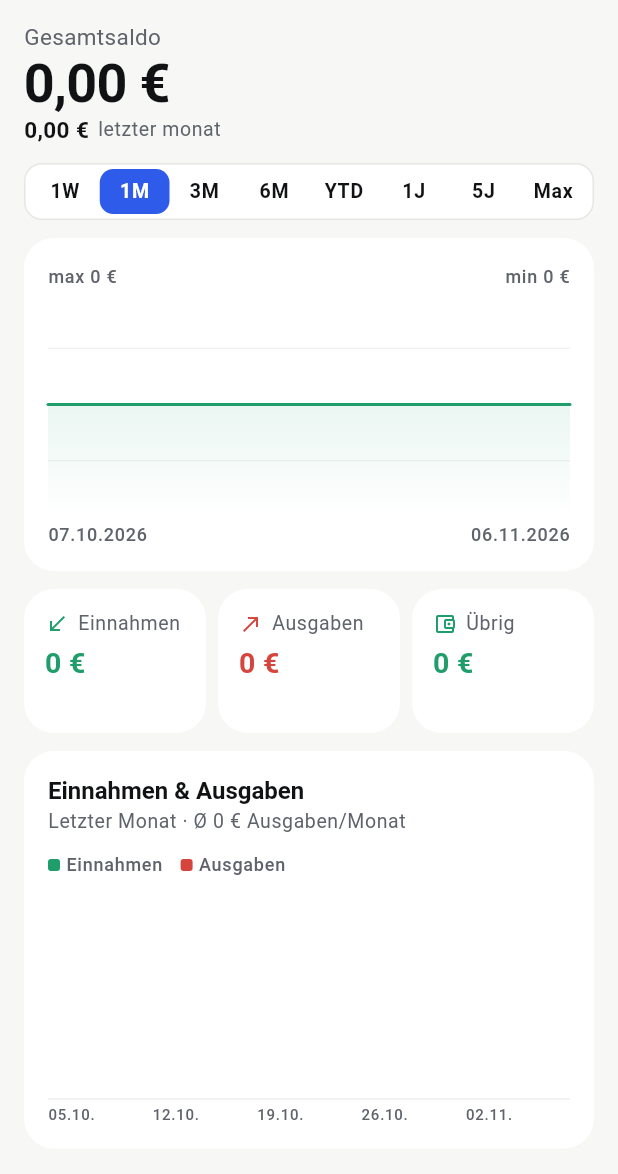
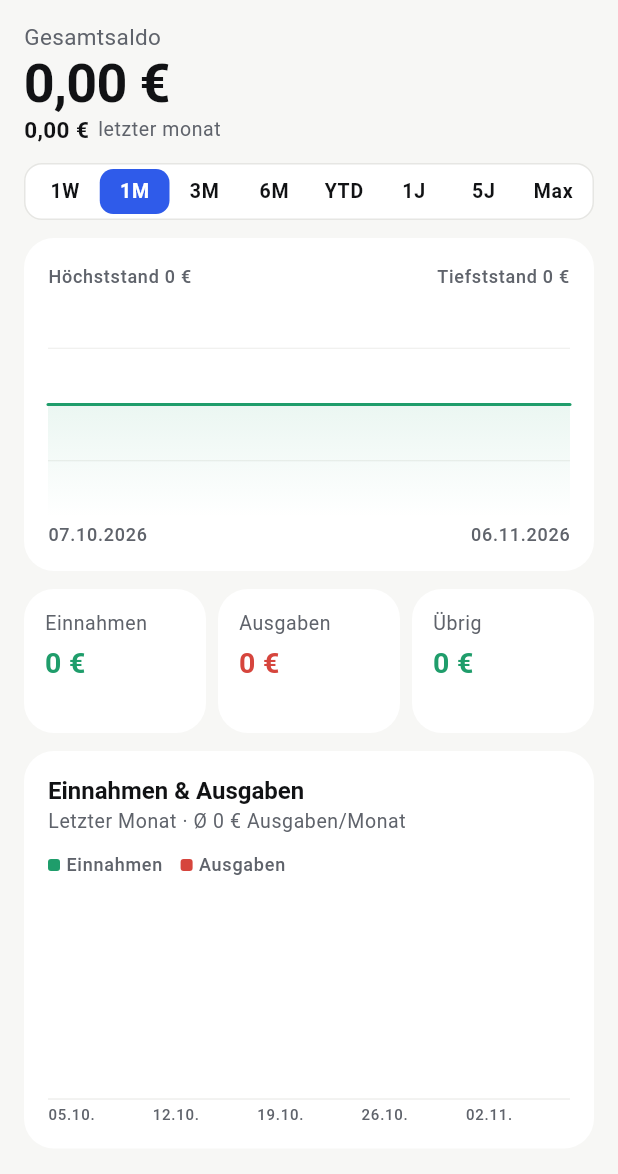
Before and after one commit to Baum97/vielnanzen, a Flutter app: the HomeTab screen opened directly, on a phone screen of 412 x 824 dp, the part 62-1236 px from its top. Run offline on Flutter 3.47's test engine with Material 3 defaults, Android fonts, the phone set to English and light mode, and no system bars; our stand-ins replace file_picker, flutter_riverpod, flutter_secure_storage, local_auth, share_plus, shared_preferences; missing offline and left inert: cryptography, fints; accounts and stored records are empty.

Commit message:
Android/iOS-Konfiguration, App-Icon, CI-Builds, Feinschliff
- Android: INTERNET- und Biometrie-Berechtigung, FlutterFragmentActivity
  (für local_auth), Auto-Backup aus, Release-Signatur über key.properties
- iOS: App-Name, Face-ID-Begründung
- Eigenes App-Icon für Android, iOS und Web
- CI: Analyse + Tests, Android-APK als Artefakt, iOS-Build ohne Signatur
- UI: Beträge mit Tausenderpunkt, lesbare Kacheln auf kleinen Displays,
  Auswahl in Akzentfarbe, kürzere Vertragsnamen
- README und Datenschutzerklärung aktualisiert

Co-Authored-By: Claude Opus 5.5 <noreply@anthropic.com>
Claude-Session: https://claude.ai/code/session_01Ay4ZtSHeTNomh7JPcNrPn1

```diff
--- a/lib/core/engine/contracts.dart
+++ b/lib/core/engine/contracts.dart
@@ -137,6 +137,9 @@ class ContractDetector {
   static String? _purposeHint(String purpose) {
     final cleaned = purpose
         .replaceAll(RegExp(r'(EREF|MREF|CRED|SVWZ|KREF)\+\S*', caseSensitive: false), ' ')
+        .replaceAll(
+            RegExp(r'\b(abschlag|abschlagszahlung|beitrag|rechnung|rg|zahlung|lastschrift|kundennr|kd-nr|vertrag|nr|monatsabo|abo)\b\.?', caseSensitive: false),
+            ' ')
         .replaceAll(RegExp(r'\d[\d./-]*'), ' ')
         .replaceAll(RegExp(r'\s+'), ' ')
         .trim();
--- a/lib/ui/charts.dart
+++ b/lib/ui/charts.dart
@@ -59,9 +59,17 @@ class _BalanceChartState extends ConsumerState<BalanceChart> {
           height: 20,
           child: idx == null
               ? Row(children: [
-                  Text('max ${AmountFormat.compact(maxV, discreet: discreet)}', style: theme.textTheme.labelSmall?.copyWith(color: theme.colorScheme.secondary)),
-                  const Spacer(),
-                  Text('min ${AmountFormat.compact(minV, discreet: discreet)}', style: theme.textTheme.labelSmall?.copyWith(color: theme.colorScheme.secondary)),
+                  Expanded(
+                    child: Text('Höchststand ${AmountFormat.compact(maxV, discreet: discreet)}',
+                        maxLines: 1, overflow: TextOverflow.ellipsis, style: theme.textTheme.labelSmall?.copyWith(color: theme.colorScheme.secondary)),
+                  ),
+                  Expanded(
+                    child: Text('Tiefststand ${AmountFormat.compact(minV, discreet: discreet)}',
+                        textAlign: TextAlign.right,
+                        maxLines: 1,
+                        overflow: TextOverflow.ellipsis,
+                        style: theme.textTheme.labelSmall?.copyWith(color: theme.colorScheme.secondary)),
+                  ),
                 ])
               : Text(
                   '${AmountFormat.date.format(pts[idx].$1)} · ${AmountFormat.format(pts[idx].$2, discreet: discreet)}',
--- a/lib/ui/tabs/home_tab.dart
+++ b/lib/ui/tabs/home_tab.dart
@@ -117,7 +117,6 @@ class HomeTab extends ConsumerWidget {
                 Expanded(
                   child: StatTile(
                     label: 'Einnahmen',
-                    icon: Icons.south_west,
                     cents: p.summary.incomeCents,
                     delta: p.incomeChangePct,
                     goodWhenUp: true,
@@ -132,7 +131,6 @@ class HomeTab extends ConsumerWidget {
                 Expanded(
                   child: StatTile(
                     label: 'Ausgaben',
-                    icon: Icons.north_east,
                     cents: p.summary.expenseCents,
                     delta: p.expenseChangePct,
                     color: AppColors.neg(context),
@@ -142,8 +140,8 @@ class HomeTab extends ConsumerWidget {
                 const SizedBox(width: 8),
                 Expanded(
                   child: StatTile(
-                    label: p.summary.savingsRate != null ? 'Übrig · ${AmountFormat.percent(p.summary.savingsRate!)}' : 'Übrig',
-                    icon: Icons.account_balance_wallet_outlined,
+                    label: 'Übrig',
+                    caption: p.summary.savingsRate != null ? 'Quote ${AmountFormat.percent(p.summary.savingsRate!)}' : null,
                     cents: p.summary.netCents,
                     color: p.summary.netCents >= 0 ? AppColors.pos(context) : AppColors.neg(context),
                   ),
--- a/lib/ui/tabs/spending_tab.dart
+++ b/lib/ui/tabs/spending_tab.dart
@@ -128,7 +128,7 @@ class _CategoriesView extends ConsumerWidget {
                       const SizedBox(height: 4),
                       Row(children: [
                         Expanded(
-                          child: Text('${AmountFormat.percent(c.share)} · ${c.count} Buchungen',
+                          child: Text('${AmountFormat.percent(c.share)} · ${c.count} ${c.count == 1 ? 'Buchung' : 'Buchungen'}',
                               maxLines: 1,
                               overflow: TextOverflow.ellipsis,
                               style: theme.textTheme.labelSmall?.copyWith(color: theme.colorScheme.secondary)),
@@ -154,7 +154,7 @@ class _CategoriesView extends ConsumerWidget {
                   contentPadding: EdgeInsets.zero,
                   leading: Avatar(icon: categoryIcon(engine.categoryById(s.categoryId)?.icon), color: parseHexColor(s.color), size: 34),
                   title: Text(s.name),
-                  subtitle: Text('${s.count} Eingänge'),
+                  subtitle: Text('${s.count} ${s.count == 1 ? 'Eingang' : 'Eingänge'}'),
                   trailing: AmountText(s.cents, signed: true, style: theme.textTheme.bodyMedium),
                 ),
           ]),
--- a/lib/ui/theme.dart
+++ b/lib/ui/theme.dart
@@ -45,6 +45,8 @@ class AppTheme {
       surface: dark ? AppColors.bgSurfaceDark : AppColors.bgSurfaceLight,
       onSurface: dark ? AppColors.textPrimaryDark : AppColors.textPrimaryLight,
       surfaceContainerHighest: dark ? AppColors.bgElevatedDark : const Color(0xFFF0F0EE),
+      secondaryContainer: (dark ? AppColors.accentDark : AppColors.accent).withValues(alpha: dark ? 0.28 : 0.14),
+      onSecondaryContainer: dark ? AppColors.textPrimaryDark : AppColors.accent,
       outline: dark ? AppColors.separatorDark : AppColors.separatorLight,
       error: dark ? AppColors.criticalDark : AppColors.critical,
       onError: Colors.white,
@@ -114,15 +116,14 @@ class AmountFormat {
 
   static String format(int cents, {bool discreet = false, bool round = false}) {
     if (discreet) return hidden;
-    final v = cents / 100;
-    final f = (round || cents.abs() >= 1000000) ? _int : _full;
-    return f.format(v).replaceFirst('-', '−');
+    final f = round ? _int : _full;
+    return f.format(cents / 100).replaceFirst('-', '−');
   }
 
-  /// Kurz für Achsen/Kacheln: "1,2 Tsd. €".
+  /// Kurz für Achsen/Kacheln: „33.420 €“, ab 1 Mio. „1,2 Mio. €“.
   static String compact(int cents, {bool discreet = false}) {
     if (discreet) return '•••';
-    if (cents.abs() < 100000) return format(cents, round: true);
+    if (cents.abs() < 100000000) return format(cents, round: true);
     return _compact.format(cents / 100).replaceFirst('-', '−');
   }
 
--- a/lib/ui/widgets.dart
+++ b/lib/ui/widgets.dart
@@ -277,7 +277,20 @@ class StatTile extends StatelessWidget {
   final IconData? icon;
   final VoidCallback? onTap;
 
-  const StatTile({super.key, required this.label, required this.cents, this.delta, this.goodWhenUp = false, this.color, this.icon, this.onTap});
+  /// Zusatzzeile, wenn kein Vergleichswert angezeigt wird (z. B. Sparquote).
+  final String? caption;
+
+  const StatTile({
+    super.key,
+    required this.label,
+    required this.cents,
+    this.delta,
+    this.goodWhenUp = false,
+    this.color,
+    this.icon,
+    this.onTap,
+    this.caption,
+  });
 
   @override
   Widget build(BuildContext context) {
@@ -303,7 +316,15 @@ class StatTile extends StatelessWidget {
               child: AmountText(cents, style: theme.textTheme.titleMedium?.copyWith(color: color), round: true),
             ),
             const SizedBox(height: 4),
-            SizedBox(height: 16, child: DeltaChip(delta, goodWhenUp: goodWhenUp)),
+            SizedBox(
+              height: 16,
+              child: caption != null
+                  ? Text(caption!,
+                      maxLines: 1,
+                      overflow: TextOverflow.ellipsis,
+                      style: theme.textTheme.labelSmall?.copyWith(color: theme.colorScheme.secondary))
+                  : DeltaChip(delta, goodWhenUp: goodWhenUp),
+            ),
           ]),
         ),
       ),
```
Also changed, not shown: 35 other files.
